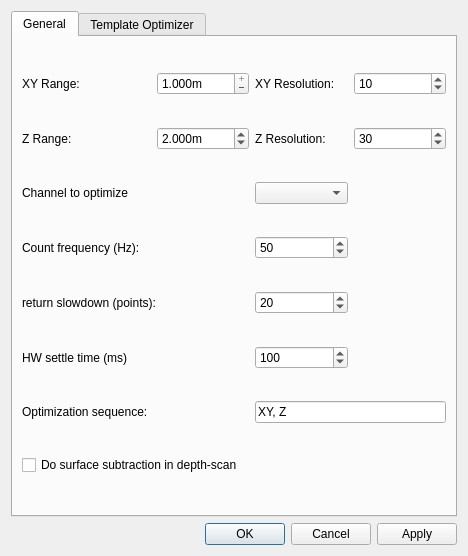
First picture: the form in gui/confocal/ui_optim_settings.ui, repository Ulm-IQO/qudi, before the edit.
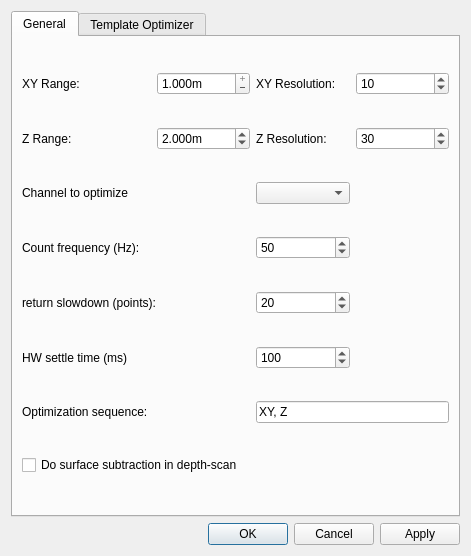
Second picture: the form after the edit. The open tabs and pages were chosen to show the change. Custom widgets are drawn as their Qt base class.

Commit message: changed selected tab in optimizer settings

```diff
--- a/gui/confocal/ui_optim_settings.ui
+++ b/gui/confocal/ui_optim_settings.ui
@@ -6,7 +6,7 @@
    <rect>
     <x>0</x>
     <y>0</y>
-    <width>468</width>
+    <width>471</width>
     <height>556</height>
    </rect>
   </property>
```
Left out of the diff: 2 changed lines with no effect on the pictures.
